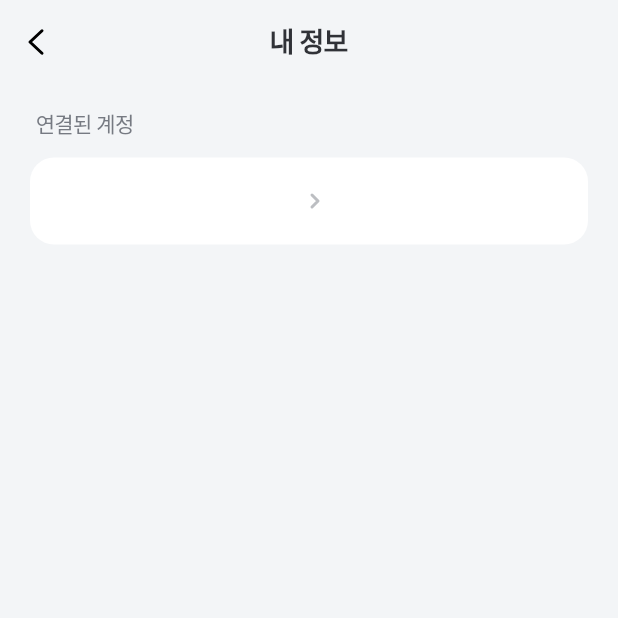
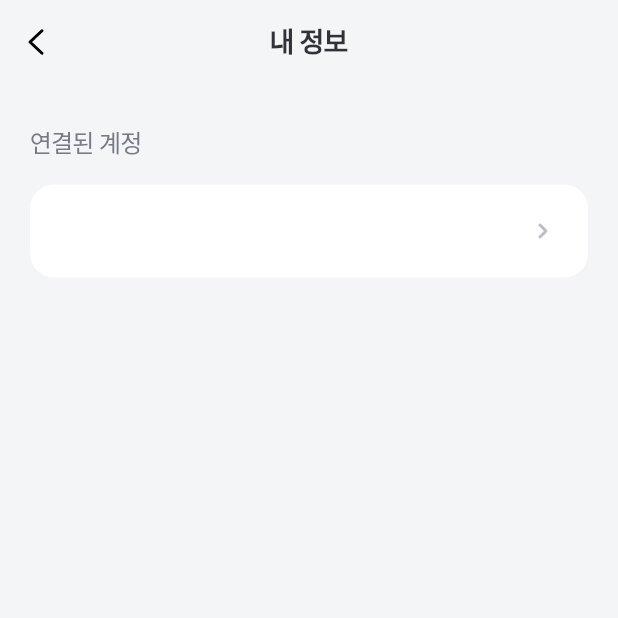
Before and after one commit to Team-Dadot/dadot-app, a Flutter app: the ProfileScreen screen opened by its route, on a phone screen of 412 x 824 dp, the top half of it. Run offline on Flutter 3.47's test engine with Material 3 defaults, Android fonts, the phone set to English and light mode, and no system bars; our stand-ins replace dio, flutter_local_notifications, flutter_riverpod, flutter_secure_storage, flutter_timezone, go_router and 4 more; missing offline and left inert: kakao_flutter_sdk_user; accounts and stored records are empty; network calls fail; Roboto replaces fonts that are missing (Pretendard).

Commit message:
머지 때 밀렸던 디자인 되살리기 (내 정보 · 면접 피드백)
- 내 정보: QA 1520:9623 화살표가 줄 가운데 떠 있던 것 → 글자·배지 왼쪽, 화살표 오른쪽 끝.
  "연결된 계정" 라벨 16 Medium, 내비 아래 27, 카드 좌우 20 · 위아래 20 (피그마 6-11)
- 면접 피드백: 잘한 점·보완할 점이 비면 그 항목을 띄우지 않는다 (QA 1520:9956)
- 활용 정보 카드: 제목 20 SemiBold #15171B, 탭 글자 14 Medium #5E6B0B,
  본문 좌우 20 · 위아래 24 · 바탕 #303137, 메타 상자 모서리 12 (피그마 1520:9641 · 9645 · 9646)

Co-Authored-By: Claude Opus 5 <noreply@anthropic.com>

```diff
--- a/lib/features/my/profile_screen.dart
+++ b/lib/features/my/profile_screen.dart
@@ -23,31 +23,42 @@ class ProfileScreen extends ConsumerWidget {
     return Scaffold(
       backgroundColor: AppColors.background,
       appBar: const AppNavBar(title: '내 정보'),
+      // 피그마 6-11 (1393:10874): 내비 아래 27 에 "연결된 계정"(16 Medium #767A82), 16 아래 흰 카드(높이 62 · 모서리 16)
       body: ListView(
-        padding: const EdgeInsets.fromLTRB(AppSpacing.screenH, AppSpacing.md, AppSpacing.screenH, AppSpacing.xl),
+        padding: const EdgeInsets.fromLTRB(AppSpacing.screenH, 27, AppSpacing.screenH, AppSpacing.xl),
         children: [
-          Padding(
-            padding: const EdgeInsets.only(left: AppSpacing.xxs, bottom: AppSpacing.sm),
-            child: Text('연결된 계정', style: AppTypography.body2Medium.copyWith(color: AppColors.textCaption)),
-          ),
+          Text('연결된 계정', style: AppTypography.rowTitle.copyWith(color: AppColors.textCaption)),
+          const SizedBox(height: AppSpacing.md),
           Semantics(
             button: true,
             label: '연결된 계정 $account, ${user?.loginMethod.label ?? ''}',
             excludeSemantics: true,
-            child: OutlinedBox(
-              radius: AppRadius.button,
+            child: Material(
+              color: AppColors.surface,
+              borderRadius: BorderRadius.circular(AppRadius.button),
+              clipBehavior: Clip.antiAlias,
+              child: InkWell(
                 onTap: user == null
                     ? null
                     : () => isEmail ? context.push(Routes.myPassword) : Navigator.of(context).push(MaterialPageRoute<void>(builder: (_) => const ReauthScreen())),
-              padding: const EdgeInsets.symmetric(horizontal: AppSpacing.lg, vertical: 18),
+                child: Padding(
+                  padding: const EdgeInsets.symmetric(horizontal: AppSpacing.lg, vertical: AppSpacing.lg),
                   child: Row(
                     children: [
-                  Flexible(child: Text(account, overflow: TextOverflow.ellipsis, style: AppTypography.body1Medium.copyWith(color: AppColors.ink))),
-                  const SizedBox(width: AppSpacing.xs),
+                      // QA 1520:9623: 화살표가 줄 가운데에 떠 있던 것 → 글자·배지는 왼쪽, 화살표는 오른쪽 끝
+                      Expanded(
+                        child: Row(
+                          children: [
+                            Flexible(child: Text(account, maxLines: 1, overflow: TextOverflow.ellipsis, style: AppTypography.rowTitle.copyWith(color: AppColors.ink))),
+                            const SizedBox(width: 5),
                             if (user != null) LoginBadge(method: user.loginMethod),
-                  const Spacer(),
+                          ],
+                        ),
+                      ),
                       const Chevron(),
                     ],
+                  ),
+                ),
               ),
             ),
           ),
@@ -71,6 +82,7 @@ class _ReauthScreenState extends ConsumerState<ReauthScreen> {
   Future<void> _reauth(SocialProvider provider, String label) async {
     setState(() => _busy = true);
     try {
+      // Apple 은 서버 nonce 가 있어야 로그인 창이 뜬다 (일반 로그인과 같은 순서: 서버 nonce → SDK)
       final nonce = await ref.read(authRepositoryProvider).prepareSocial(provider);
       await ref.read(socialAuthServiceProvider).signIn(provider, nonce: nonce);
       if (!mounted) return;
```
Also changed, not shown: lib/features/interview/interview_widgets.dart (+14 -12 lines). Lines whose indentation alone changed are shown as unchanged.
